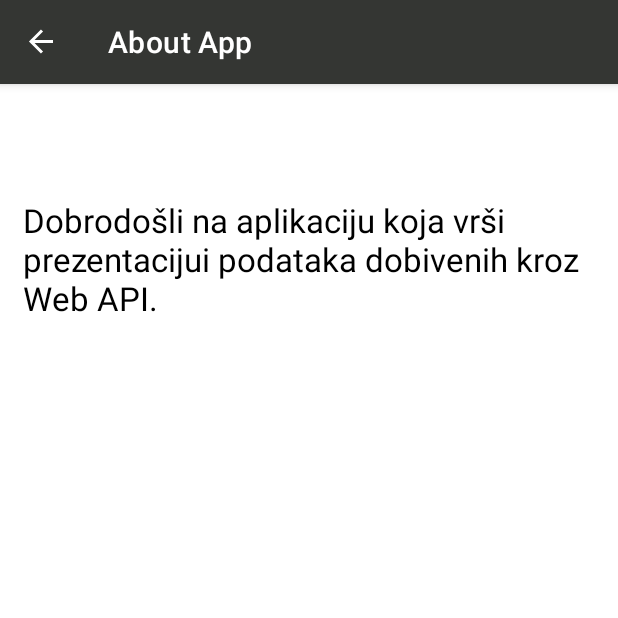
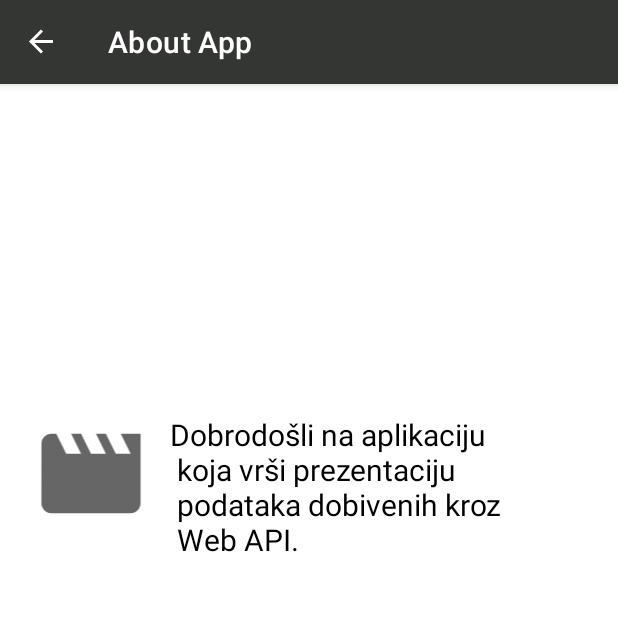
Before and after one commit to ahmedhalac/android_web_api, an Android app: the AboutFragment screen opened through its navigation route, on a phone screen of 412 x 824 dp, the top half of it. Run offline under Robolectric (Android 15) with nearby library versions, the phone set to English and light mode, and no system bars; our stand-ins replace data binding, navigation-ui.

Commit message:
final-commit

```diff
--- a/app/src/main/java/com/example/androidwebapi/screens/movies_overview/MoviesFragment.kt
+++ b/app/src/main/java/com/example/androidwebapi/screens/movies_overview/MoviesFragment.kt
@@ -18,7 +18,7 @@ class MoviesFragment : Fragment() {
     override fun onCreateView(
         inflater: LayoutInflater, container: ViewGroup?,
         savedInstanceState: Bundle?
-    ): View? {
+    ): View {
         // Inflate the layout for this fragment
         val binding = FragmentMoviesBinding.inflate(inflater)
 
--- /dev/null
+++ b/app/src/main/res/drawable/ic_movie.xml
@@ -0,0 +1,11 @@
+<vector xmlns:android="http://schemas.android.com/apk/res/android"
+    android:width="24dp"
+    android:height="24dp"
+    android:tint="?attr/colorControlNormal"
+    android:viewportWidth="24"
+    android:viewportHeight="24">
+
+    <path
+        android:fillColor="@android:color/white"
+        android:pathData="M18,4l2,4h-3l-2,-4h-2l2,4h-3l-2,-4H8l2,4H7L5,4H4c-1.1,0 -1.99,0.9 -1.99,2L2,18c0,1.1 0.9,2 2,2h16c1.1,0 2,-0.9 2,-2V4h-4z" />
+</vector>
--- a/app/src/main/res/layout/fragment_about.xml
+++ b/app/src/main/res/layout/fragment_about.xml
@@ -2,7 +2,8 @@
 
 <layout xmlns:tools="http://schemas.android.com/tools"
     xmlns:android="http://schemas.android.com/apk/res/android"
-    xmlns:app="http://schemas.android.com/apk/res-auto">
+    xmlns:app="http://schemas.android.com/apk/res-auto"
+    android:orientation="horizontal">
 
     <ScrollView
         android:layout_width="match_parent"
@@ -15,18 +16,28 @@
 
             <TextView
                 android:id="@+id/rulesText"
-                android:layout_width="0dp"
+                android:layout_width="wrap_content"
                 android:layout_height="wrap_content"
-                android:layout_marginStart="15dp"
-                android:layout_marginTop="76dp"
-                android:layout_marginEnd="15dp"
+                android:layout_marginStart="8dp"
+                android:layout_marginTop="220dp"
                 android:text="@string/about_text"
                 android:textColor="@color/black"
-                android:textSize="22sp"
+                android:textSize="20sp"
                 app:layout_constraintEnd_toEndOf="parent"
                 app:layout_constraintHorizontal_bias="0.0"
+                app:layout_constraintStart_toEndOf="@+id/imageView2"
+                app:layout_constraintTop_toTopOf="parent" />
+
+            <ImageView
+                android:id="@+id/imageView2"
+                android:layout_width="89dp"
+                android:layout_height="79dp"
+                android:layout_marginStart="16dp"
+                android:layout_marginTop="220dp"
+                android:orientation="vertical"
                 app:layout_constraintStart_toStartOf="parent"
-                app:layout_constraintTop_toTopOf="parent" />
+                app:layout_constraintTop_toTopOf="parent"
+                app:srcCompat="@drawable/ic_movie" />
 
 
         </androidx.constraintlayout.widget.ConstraintLayout>
--- a/app/src/main/res/values/strings.xml
+++ b/app/src/main/res/values/strings.xml
@@ -3,8 +3,8 @@
     <!-- TODO: Remove or change this placeholder text -->
     <string name="hello_blank_fragment">Hello blank fragment</string>
     <string name="about_text">
-        Dobrodošli na aplikaciju koja vrši prezentacijui podataka dobivenih kroz
-        Web API.
+        Dobrodošli na aplikaciju \n koja vrši prezentaciju \n podataka dobivenih kroz
+        \n Web API.
     </string>
     <string name="about">About</string>
     <string name="share_movie_details_text">Movie Details: %1$s</string>
```
Also changed, not shown: app/src/main/res/layout-land/fragment_movies.xml (added, +44 -0 lines).
